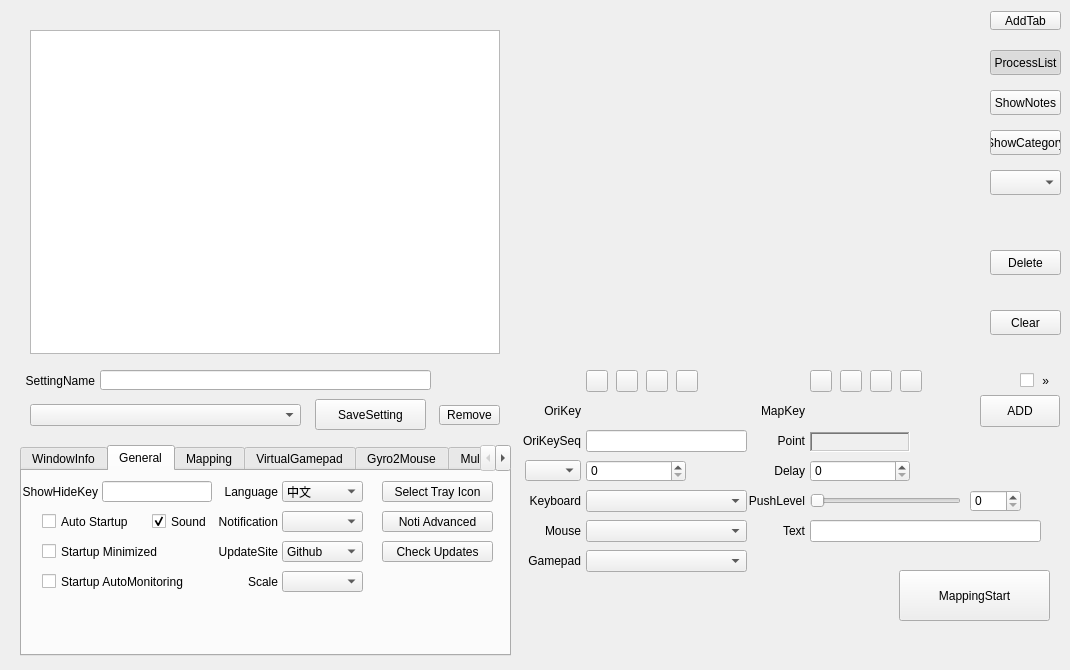
Zalafina/QKeyMapper, file QKeyMapper/qkeymapper.ui: the form before one commit.
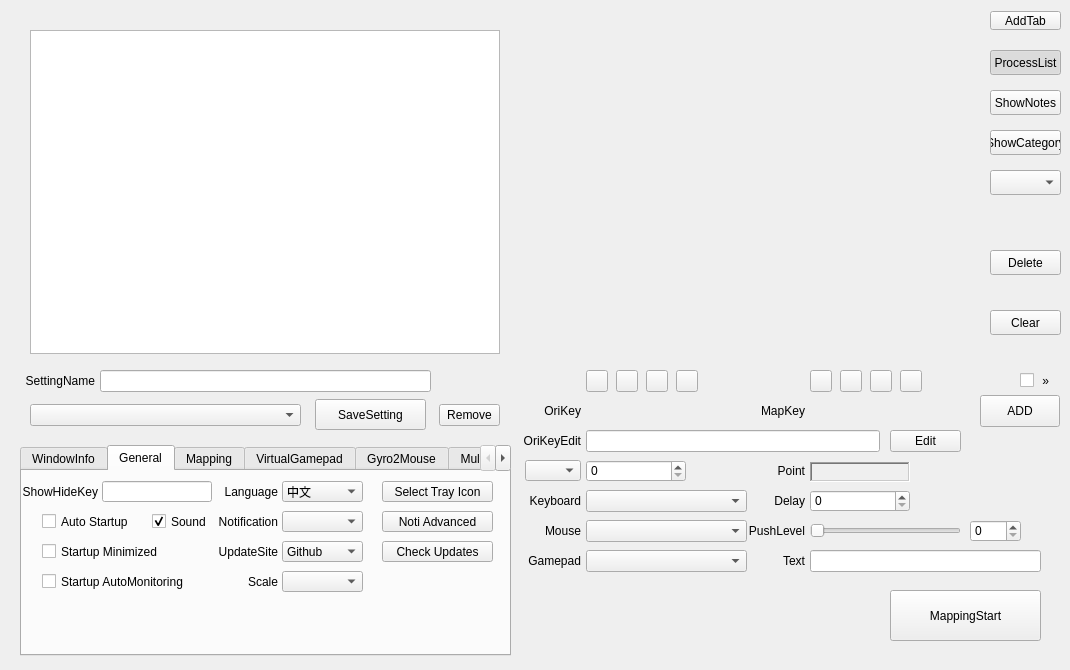
The form after the commit.

```diff
--- a/QKeyMapper/qkeymapper.ui
+++ b/QKeyMapper/qkeymapper.ui
@@ -34,8 +34,8 @@
   <widget class="QPushButton" name="keymapButton">
    <property name="geometry">
     <rect>
-     <x>899</x>
-     <y>570</y>
+     <x>890</x>
+     <y>590</y>
      <width>151</width>
      <height>51</height>
     </rect>
@@ -191,9 +191,9 @@
    <property name="geometry">
     <rect>
      <x>439</x>
-     <y>405</y>
+     <y>404</y>
      <width>61</width>
-     <height>20</height>
+     <height>22</height>
     </rect>
    </property>
    <property name="focusPolicy">
@@ -229,7 +229,7 @@
    <property name="geometry">
     <rect>
      <x>810</x>
-     <y>460</y>
+     <y>490</y>
      <width>100</width>
      <height>22</height>
     </rect>
@@ -242,7 +242,7 @@
    <property name="geometry">
     <rect>
      <x>754</x>
-     <y>460</y>
+     <y>490</y>
      <width>51</width>
      <height>22</height>
     </rect>
@@ -264,7 +264,7 @@
     </rect>
    </property>
    <property name="text">
-    <string>OriKeySeq</string>
+    <string>OriKeyEdit</string>
    </property>
    <property name="alignment">
     <set>Qt::AlignmentFlag::AlignRight|Qt::AlignmentFlag::AlignTrailing|Qt::AlignmentFlag::AlignVCenter</set>
@@ -275,7 +275,7 @@
     <rect>
      <x>586</x>
      <y>430</y>
-     <width>161</width>
+     <width>294</width>
      <height>22</height>
     </rect>
    </property>
@@ -284,7 +284,7 @@
    <property name="geometry">
     <rect>
      <x>764</x>
-     <y>430</y>
+     <y>460</y>
      <width>41</width>
      <height>22</height>
     </rect>
@@ -300,7 +300,7 @@
    <property name="geometry">
     <rect>
      <x>810</x>
-     <y>432</y>
+     <y>462</y>
      <width>100</width>
      <height>20</height>
     </rect>
@@ -1814,7 +1814,7 @@
    <property name="geometry">
     <rect>
      <x>810</x>
-     <y>520</y>
+     <y>550</y>
      <width>231</width>
      <height>22</height>
     </rect>
@@ -1824,7 +1824,7 @@
    <property name="geometry">
     <rect>
      <x>754</x>
-     <y>520</y>
+     <y>550</y>
      <width>51</width>
      <height>22</height>
     </rect>
@@ -1919,7 +1919,7 @@
    <property name="geometry">
     <rect>
      <x>810</x>
-     <y>493</y>
+     <y>523</y>
      <width>151</width>
      <height>16</height>
     </rect>
@@ -1935,7 +1935,7 @@
    <property name="geometry">
     <rect>
      <x>744</x>
-     <y>490</y>
+     <y>520</y>
      <width>61</width>
      <height>22</height>
     </rect>
@@ -1951,7 +1951,7 @@
    <property name="geometry">
     <rect>
      <x>970</x>
-     <y>490</y>
+     <y>520</y>
      <width>51</width>
      <height>22</height>
     </rect>
@@ -2250,7 +2250,7 @@
      <x>100</x>
      <y>370</y>
      <width>331</width>
-     <height>20</height>
+     <height>22</height>
     </rect>
    </property>
   </widget>
@@ -2270,6 +2270,25 @@
     <set>Qt::AlignmentFlag::AlignRight|Qt::AlignmentFlag::AlignTrailing|Qt::AlignmentFlag::AlignVCenter</set>
    </property>
   </widget>
+  <widget class="QPushButton" name="originalKeyEditModeButton">
+   <property name="geometry">
+    <rect>
+     <x>890</x>
+     <y>430</y>
+     <width>71</width>
+     <height>22</height>
+    </rect>
+   </property>
+   <property name="focusPolicy">
+    <enum>Qt::FocusPolicy::NoFocus</enum>
+   </property>
+   <property name="text">
+    <string>Edit</string>
+   </property>
+   <property name="autoDefault">
+    <bool>false</bool>
+   </property>
+  </widget>
  </widget>
  <layoutdefault spacing="6" margin="11"/>
  <resources/>
```
Left out of the diff: 2 changed lines with no effect on the pictures.
